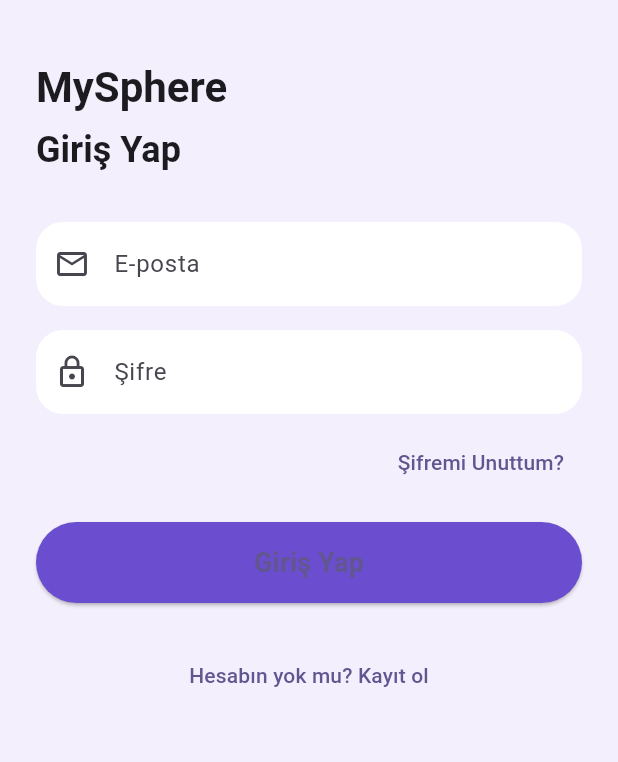
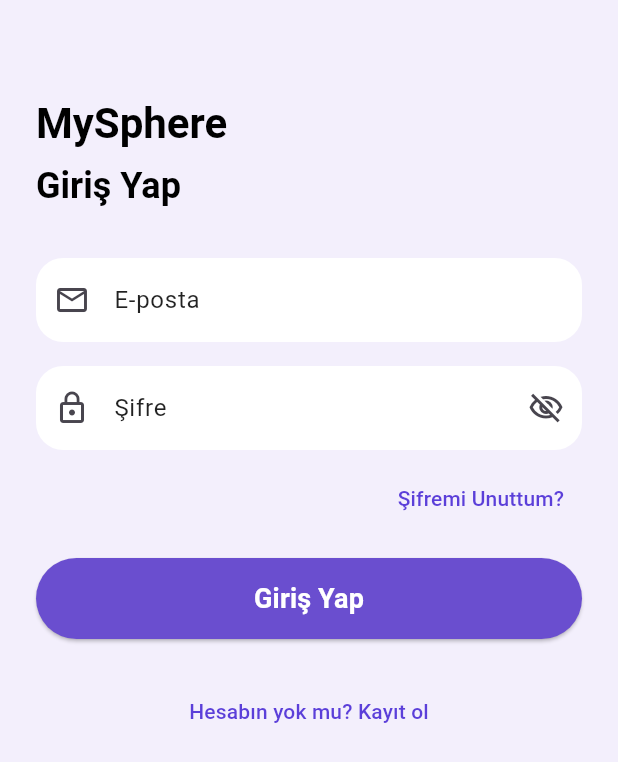
Before and after one commit to SharpShooter263/MySphereClean, a Flutter app: the screen it shows after launch, on a phone screen of 412 x 824 dp. Shown: the top 762 px of the screen. Run offline on Flutter 3.47's test engine with Material 3 defaults, Android fonts, the phone set to English and light mode, and no system bars; our stand-ins replace cloud_firestore, firebase_auth, firebase_core, qr_flutter, share_plus, shared_preferences; accounts and stored records are empty.

Commit message:
Update login_screen.dart

```diff
--- a/lib/screens/login_screen.dart
+++ b/lib/screens/login_screen.dart
@@ -19,6 +19,7 @@ class _LoginScreenState extends State<LoginScreen> {
   final TextEditingController _passwordController = TextEditingController();
 
   bool _isLoading = false;
+  bool _obscurePassword = true; // 👈 Şifre göster/gizle durumu
 
   @override
   void initState() {
@@ -96,11 +97,11 @@ class _LoginScreenState extends State<LoginScreen> {
     final theme = Theme.of(context);
     final isDark = theme.brightness == Brightness.dark;
 
+    // Input arka planı
     final inputFill = isDark ? const Color(0xFF1E1E1E) : Colors.white;
 
     return Scaffold(
       backgroundColor: theme.scaffoldBackgroundColor,
-      resizeToAvoidBottomInset: true,
       body: SafeArea(
         child: LayoutBuilder(
           builder: (context, constraints) {
@@ -109,13 +110,13 @@ class _LoginScreenState extends State<LoginScreen> {
             return SingleChildScrollView(
               padding: EdgeInsets.fromLTRB(
                 24,
-                0,
                 24,
-                bottomInset + 24, // Klavye + ekstra boşluk
+                24,
+                bottomInset + 24,
               ),
               child: ConstrainedBox(
                 constraints: BoxConstraints(
-                  minHeight: constraints.maxHeight,
+                  minHeight: constraints.maxHeight - bottomInset - 24,
                 ),
                 child: Column(
                   crossAxisAlignment: CrossAxisAlignment.start,
@@ -125,6 +126,7 @@ class _LoginScreenState extends State<LoginScreen> {
                       'MySphere',
                       style: theme.textTheme.headlineMedium?.copyWith(
                         fontWeight: FontWeight.bold,
+                        color: isDark ? Colors.white : Colors.black,
                       ),
                     ),
                     const SizedBox(height: 8),
@@ -132,6 +134,7 @@ class _LoginScreenState extends State<LoginScreen> {
                       'Giriş Yap',
                       style: theme.textTheme.headlineSmall?.copyWith(
                         fontWeight: FontWeight.bold,
+                        color: isDark ? Colors.white : Colors.black,
                       ),
                     ),
                     const SizedBox(height: 32),
@@ -141,9 +144,15 @@ class _LoginScreenState extends State<LoginScreen> {
                       controller: _emailController,
                       keyboardType: TextInputType.emailAddress,
                       textInputAction: TextInputAction.next,
+                      style: TextStyle(
+                        color: isDark ? Colors.white : Colors.black87,
+                      ),
                       decoration: InputDecoration(
                         prefixIcon: const Icon(Icons.email_outlined),
                         labelText: 'E-posta',
+                        labelStyle: TextStyle(
+                          color: isDark ? Colors.white70 : Colors.black87,
+                        ),
                         filled: true,
                         fillColor: inputFill,
                         border: OutlineInputBorder(
@@ -157,17 +166,36 @@ class _LoginScreenState extends State<LoginScreen> {
                     // Şifre
                     TextField(
                       controller: _passwordController,
-                      obscureText: true,
+                      obscureText: _obscurePassword,
                       textInputAction: TextInputAction.done,
                       onSubmitted: (_) => _login(),
+                      style: TextStyle(
+                        color: isDark ? Colors.white : Colors.black87,
+                      ),
                       decoration: InputDecoration(
                         prefixIcon: const Icon(Icons.lock_outline),
                         labelText: 'Şifre',
+                        labelStyle: TextStyle(
+                          color: isDark ? Colors.white70 : Colors.black87,
+                        ),
                         filled: true,
                         fillColor: inputFill,
                         border: OutlineInputBorder(
                           borderRadius: BorderRadius.circular(18),
                           borderSide: BorderSide.none,
+                        ),
+                        // 👇 Şifre göster/gizle ikonu geri geldi
+                        suffixIcon: IconButton(
+                          icon: Icon(
+                            _obscurePassword
+                                ? Icons.visibility_off_outlined
+                                : Icons.visibility_outlined,
+                          ),
+                          onPressed: () {
+                            setState(() {
+                              _obscurePassword = !_obscurePassword;
+                            });
+                          },
                         ),
                       ),
                     ),
@@ -183,6 +211,12 @@ class _LoginScreenState extends State<LoginScreen> {
                             ),
                           );
                         },
+                        // Beyaz modda daha belirgin olsun
+                        style: TextButton.styleFrom(
+                          foregroundColor: isDark
+                              ? const Color(0xFFB39DFF)
+                              : const Color(0xFF5B3FD9),
+                        ),
                         child: const Text('Şifremi Unuttum?'),
                       ),
                     ),
@@ -196,6 +230,10 @@ class _LoginScreenState extends State<LoginScreen> {
                         onPressed: _isLoading ? null : _login,
                         style: ElevatedButton.styleFrom(
                           backgroundColor: const Color(0xFF6A4ECF),
+                          foregroundColor: Colors.white, // 👈 yazı rengi sabit
+                          disabledBackgroundColor:
+                              const Color(0xFF6A4ECF).withOpacity(0.6),
+                          disabledForegroundColor: Colors.white70,
                           shape: RoundedRectangleBorder(
                             borderRadius: BorderRadius.circular(27),
                           ),
@@ -203,8 +241,9 @@ class _LoginScreenState extends State<LoginScreen> {
                         child: _isLoading
                             ? const CircularProgressIndicator(
                                 strokeWidth: 2,
-                                valueColor:
-                                    AlwaysStoppedAnimation<Color>(Colors.white),
+                                valueColor: AlwaysStoppedAnimation<Color>(
+                                  Colors.white,
+                                ),
                               )
                             : const Text(
                                 'Giriş Yap',
@@ -227,6 +266,11 @@ class _LoginScreenState extends State<LoginScreen> {
                             ),
                           );
                         },
+                        style: TextButton.styleFrom(
+                          foregroundColor: isDark
+                              ? const Color(0xFFB39DFF)
+                              : const Color(0xFF5B3FD9),
+                        ),
                         child: const Text('Hesabın yok mu? Kayıt ol'),
                       ),
                     ),
```
